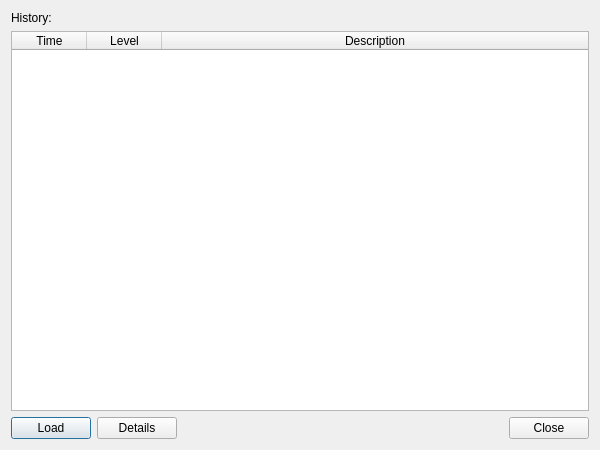
Old version of the form mapclient/widgets/qt/loginformation.ui in the repository hsorby/mapclient-src.
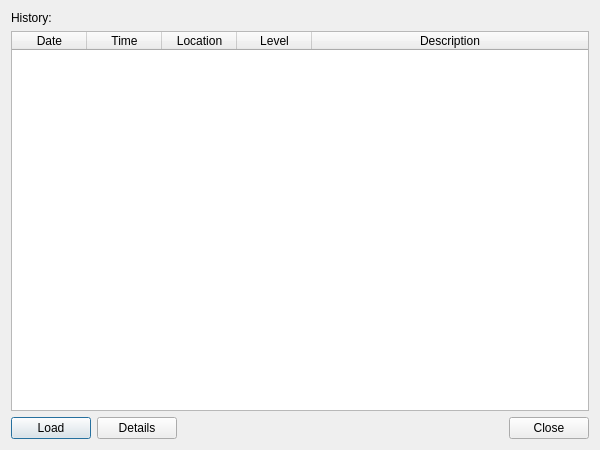
New version of the form.

Commit message: Tidy up log information window and reading of log files.  Now a bit more generic and not so reliant on splitting lines based on ' - '.

The edit to the form file:
```diff
--- a/mapclient/widgets/qt/loginformation.ui
+++ b/mapclient/widgets/qt/loginformation.ui
@@ -89,7 +89,7 @@
         <number>0</number>
        </property>
        <property name="columnCount">
-        <number>3</number>
+        <number>5</number>
        </property>
        <attribute name="horizontalHeaderVisible">
         <bool>true</bool>
@@ -124,6 +124,14 @@
        <attribute name="verticalHeaderMinimumSectionSize">
         <number>15</number>
        </attribute>
+       <column>
+        <property name="text">
+         <string>Date</string>
+        </property>
+        <property name="textAlignment">
+         <set>AlignHCenter|AlignVCenter|AlignCenter</set>
+        </property>
+       </column>
        <column>
         <property name="text">
          <string>Time</string>
@@ -132,6 +140,11 @@
          <set>AlignHCenter|AlignVCenter|AlignCenter</set>
         </property>
        </column>
+       <column>
+        <property name="text">
+         <string>Location</string>
+        </property>
+       </column>
        <column>
         <property name="text">
          <string>Level</string>
```
The commit also changes 6 other files.
